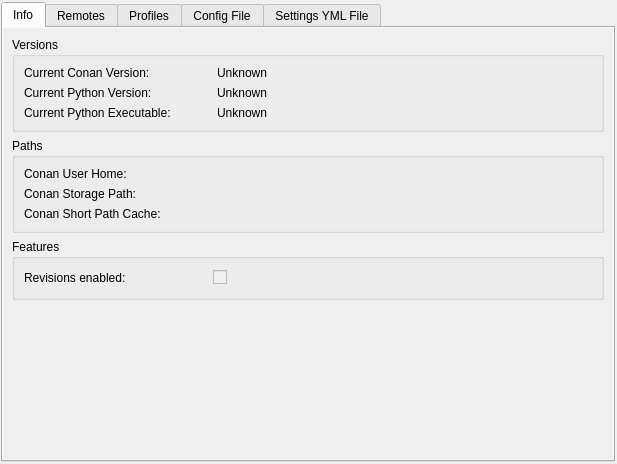
First picture: the form in src/conan_app_launcher/ui/views/conan_conf/conan_conf.ui, repository goszpeti/conan_explorer, before the edit.
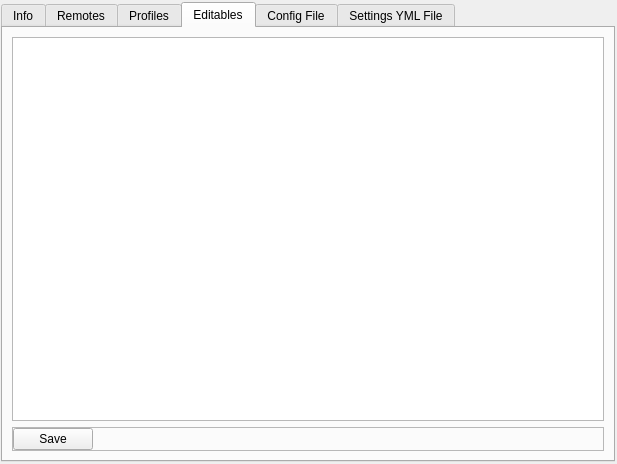
Second picture: the form after the edit. The open tabs and pages were chosen to show the change. Custom widgets are drawn as their Qt base class.

What changed in the file:
```diff
--- a/src/conan_app_launcher/ui/views/conan_conf/conan_conf.ui
+++ b/src/conan_app_launcher/ui/views/conan_conf/conan_conf.ui
@@ -498,6 +498,73 @@
        </item>
       </layout>
      </widget>
+     <widget class="QWidget" name="editables">
+      <attribute name="title">
+       <string>Editables</string>
+      </attribute>
+      <layout class="QVBoxLayout" name="verticalLayout_10">
+       <item>
+        <widget class="PlainTextPasteBrowser" name="editables_file_text_browser">
+         <property name="tabChangesFocus">
+          <bool>false</bool>
+         </property>
+         <property name="undoRedoEnabled">
+          <bool>true</bool>
+         </property>
+         <property name="readOnly">
+          <bool>false</bool>
+         </property>
+        </widget>
+       </item>
+       <item>
+        <widget class="QFrame" name="editables_btns_frame">
+         <property name="frameShape">
+          <enum>QFrame::StyledPanel</enum>
+         </property>
+         <property name="frameShadow">
+          <enum>QFrame::Raised</enum>
+         </property>
+         <layout class="QHBoxLayout" name="horizontalLayout_2">
+          <property name="spacing">
+           <number>0</number>
+          </property>
+          <property name="leftMargin">
+           <number>0</number>
+          </property>
+          <property name="topMargin">
+           <number>0</number>
+          </property>
+          <property name="rightMargin">
+           <number>0</number>
+          </property>
+          <property name="bottomMargin">
+           <number>0</number>
+          </property>
+          <item>
+           <widget class="QPushButton" name="editables_save_button">
+            <property name="text">
+             <string>Save</string>
+            </property>
+           </widget>
+          </item>
+          <item>
+           <spacer name="editables_btns_spacer">
+            <property name="orientation">
+             <enum>Qt::Horizontal</enum>
+            </property>
+            <property name="sizeHint" stdset="0">
+             <size>
+              <width>40</width>
+              <height>20</height>
+             </size>
+            </property>
+           </spacer>
+          </item>
+         </layout>
+        </widget>
+       </item>
+      </layout>
+     </widget>
      <widget class="QWidget" name="config">
       <attribute name="title">
        <string>Config File</string>
```
Left out of the diff: 2 changed lines with no effect on the pictures.
